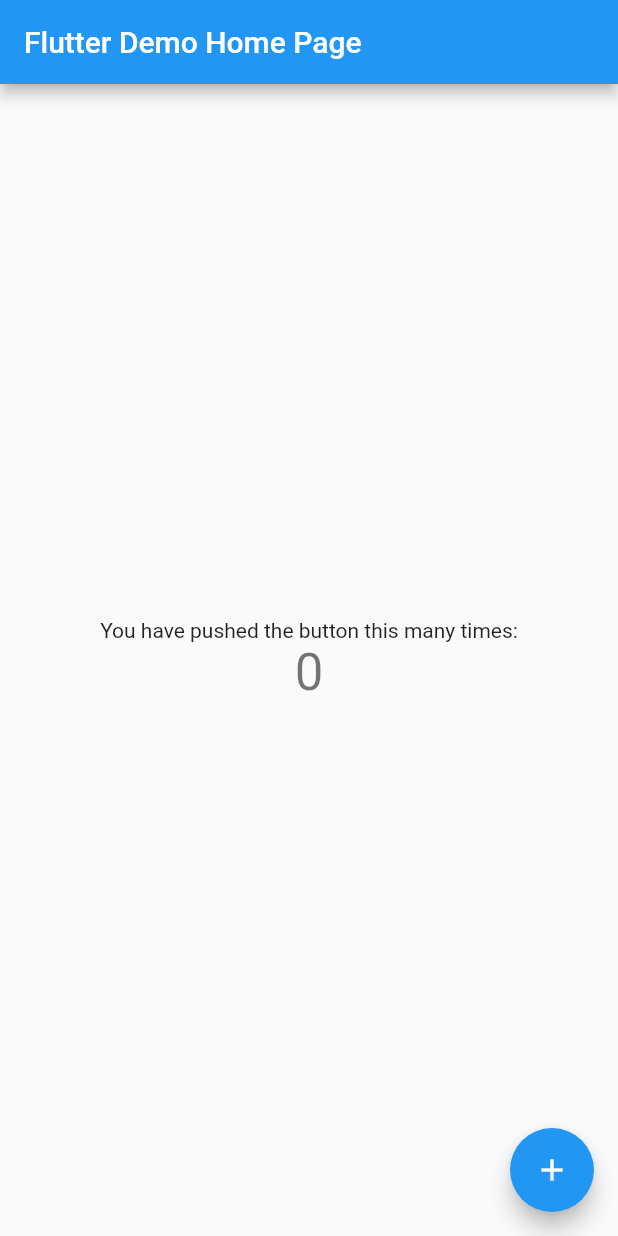
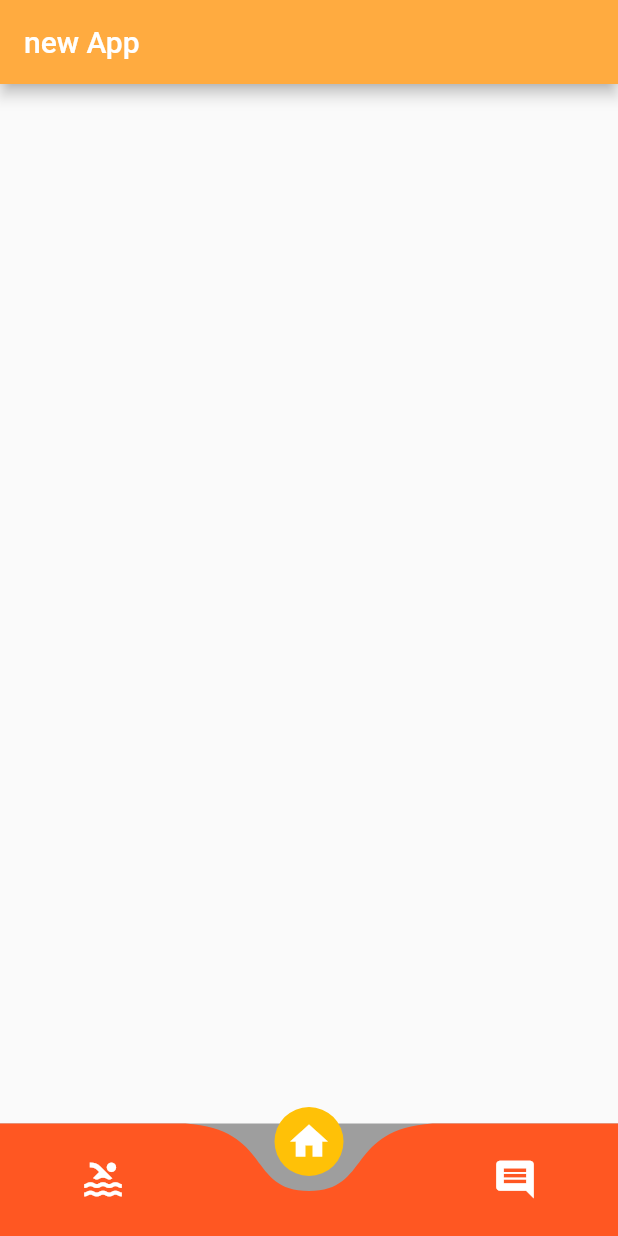
Before and after one commit to samirazazy/FlutterComplexApp, a Flutter app: the screen it shows after launch, on a phone screen of 412 x 824 dp. Run offline on Flutter 3.47's test engine with Material 2 defaults, Android fonts, the phone set to English and light mode, and no system bars; drawn by our look-alikes of curved_navigation_bar.

Commit message:
add navbare

```diff
--- /dev/null
+++ b/lib/Home.dart
@@ -0,0 +1,62 @@
+import 'package:flutter/material.dart';
+import 'package:curved_navigation_bar/curved_navigation_bar.dart';
+
+import './pages/ItemOne.dart';
+import './pages/ItemTow.dart';
+import './pages/ItemThree.dart';
+
+class Home extends StatefulWidget {
+  Home({Key key}) : super(key: key);
+
+  @override
+  _HomeState createState() => _HomeState();
+}
+
+class _HomeState extends State<Home> {
+  int _indexpage = 1;
+  final pageOption = [
+    ItemOne(),
+    Itemtow(),
+    ItemThree(),
+  ];
+  @override
+  Widget build(BuildContext context) {
+    return Scaffold(
+      appBar: AppBar(
+        title: Text('new App'),
+        backgroundColor: Colors.orangeAccent,
+      ),
+      body: pageOption[_indexpage],
+      bottomNavigationBar: CurvedNavigationBar(
+        color: Colors.deepOrange,
+        buttonBackgroundColor: Colors.amber,
+        backgroundColor: Colors.grey,
+        animationCurve: Curves.easeInOut,
+        animationDuration: Duration(milliseconds: 400),
+        index: 1,
+        onTap: (index) {
+          setState(() {
+            _indexpage = index;
+          });
+        },
+        items: <Widget>[
+          Icon(
+            Icons.pool,
+            size: 30,
+            color: Colors.white,
+          ),
+          Icon(
+            Icons.home,
+            size: 30,
+            color: Colors.white,
+          ),
+          Icon(
+            Icons.comment,
+            size: 30,
+            color: Colors.white,
+          ),
+        ],
+      ),
+    );
+  }
+}
--- a/lib/main.dart
+++ b/lib/main.dart
@@ -1,111 +1,9 @@
 import 'package:flutter/material.dart';
+import 'Home.dart';
 
-void main() => runApp(MyApp());
-
-class MyApp extends StatelessWidget {
-  // This widget is the root of your application.
-  @override
-  Widget build(BuildContext context) {
-    return MaterialApp(
-      title: 'Flutter Demo',
-      theme: ThemeData(
-        // This is the theme of your application.
-        //
-        // Try running your application with "flutter run". You'll see the
-        // application has a blue toolbar. Then, without quitting the app, try
-        // changing the primarySwatch below to Colors.green and then invoke
-        // "hot reload" (press "r" in the console where you ran "flutter run",
-        // or simply save your changes to "hot reload" in a Flutter IDE).
-        // Notice that the counter didn't reset back to zero; the application
-        // is not restarted.
-        primarySwatch: Colors.blue,
-      ),
-      home: MyHomePage(title: 'Flutter Demo Home Page'),
-    );
-  }
+void main() {
+  runApp(MaterialApp(
+    home: Home(),
+    debugShowCheckedModeBanner: false,
+  ));
 }
-
-class MyHomePage extends StatefulWidget {
-  MyHomePage({Key key, this.title}) : super(key: key);
-
-  // This widget is the home page of your application. It is stateful, meaning
-  // that it has a State object (defined below) that contains fields that affect
-  // how it looks.
-
-  // This class is the configuration for the state. It holds the values (in this
-  // case the title) provided by the parent (in this case the App widget) and
-  // used by the build method of the State. Fields in a Widget subclass are
-  // always marked "final".
-
-  final String title;
-
-  @override
-  _MyHomePageState createState() => _MyHomePageState();
-}
-
-class _MyHomePageState extends State<MyHomePage> {
-  int _counter = 0;
-
-  void _incrementCounter() {
-    setState(() {
-      // This call to setState tells the Flutter framework that something has
-      // changed in this State, which causes it to rerun the build method below
-      // so that the display can reflect the updated values. If we changed
-      // _counter without calling setState(), then the build method would not be
-      // called again, and so nothing would appear to happen.
-      _counter++;
-    });
-  }
-
-  @override
-  Widget build(BuildContext context) {
-    // This method is rerun every time setState is called, for instance as done
-    // by the _incrementCounter method above.
-    //
-    // The Flutter framework has been optimized to make rerunning build methods
-    // fast, so that you can just rebuild anything that needs updating rather
-    // than having to individually change instances of widgets.
-    return Scaffold(
-      appBar: AppBar(
-        // Here we take the value from the MyHomePage object that was created by
-        // the App.build method, and use it to set our appbar title.
-        title: Text(widget.title),
-      ),
-      body: Center(
-        // Center is a layout widget. It takes a single child and positions it
-        // in the middle of the parent.
-        child: Column(
-          // Column is also a layout widget. It takes a list of children and
-          // arranges them vertically. By default, it sizes itself to fit its
-          // children horizontally, and tries to be as tall as its parent.
-          //
-          // Invoke "debug painting" (press "p" in the console, choose the
-          // "Toggle Debug Paint" action from the Flutter Inspector in Android
-          // Studio, or the "Toggle Debug Paint" command in Visual Studio Code)
-          // to see the wireframe for each widget.
-          //
-          // Column has various properties to control how it sizes itself and
-          // how it positions its children. Here we use mainAxisAlignment to
-          // center the children vertically; the main axis here is the vertical
-          // axis because Columns are vertical (the cross axis would be
-          // horizontal).
-          mainAxisAlignment: MainAxisAlignment.center,
-          children: <Widget>[
-            Text(
-              'You have pushed the button this many times:',
-            ),
-            Text(
-              '$_counter',
-              style: Theme.of(context).textTheme.display1,
-            ),
-          ],
-        ),
-      ),
-      floatingActionButton: FloatingActionButton(
-        onPressed: _incrementCounter,
-        tooltip: 'Increment',
-        child: Icon(Icons.add),
-      ), // This trailing comma makes auto-formatting nicer for build methods.
-    );
-  }
-}
--- /dev/null
+++ b/lib/pages/ItemOne.dart
@@ -0,0 +1,15 @@
+import 'package:flutter/material.dart';
+
+class ItemOne extends StatefulWidget {
+  ItemOne({Key key}) : super(key: key);
+
+  @override
+  _ItemOneState createState() => _ItemOneState();
+}
+
+class _ItemOneState extends State<ItemOne> {
+  @override
+  Widget build(BuildContext context) {
+    return Container();
+  }
+}
--- /dev/null
+++ b/lib/pages/ItemThree.dart
@@ -0,0 +1,15 @@
+import 'package:flutter/material.dart';
+
+class ItemThree extends StatefulWidget {
+  ItemThree({Key key}) : super(key: key);
+
+  @override
+  _ItemThreeState createState() => _ItemThreeState();
+}
+
+class _ItemThreeState extends State<ItemThree> {
+  @override
+  Widget build(BuildContext context) {
+    return Container();
+  }
+}
--- /dev/null
+++ b/lib/pages/ItemTow.dart
@@ -0,0 +1,15 @@
+import 'package:flutter/material.dart';
+
+class Itemtow extends StatefulWidget {
+  Itemtow({Key key}) : super(key: key);
+
+  @override
+  _ItemtowState createState() => _ItemtowState();
+}
+
+class _ItemtowState extends State<Itemtow> {
+  @override
+  Widget build(BuildContext context) {
+    return Container();
+  }
+}
```
Also changed, not shown: pubspec.yaml (+2 -7 lines), pubspec.lock.
